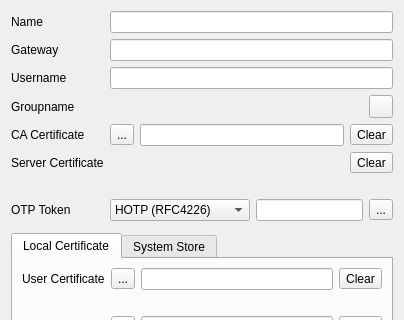
Qt form src/dialog/editdialog.ui (openconnect/openconnect-gui) before a commit; both pictures show x 0 to 404 and y 0 to 320 of the 404 by 497 pixel window.
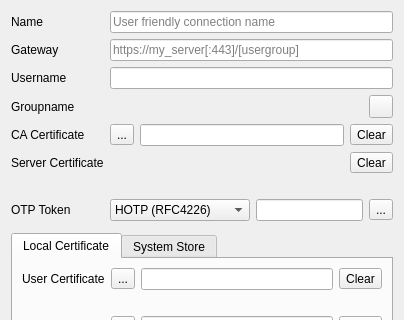
The same form after that commit. Icons and pictures are not drawn.

Commit message: Add 'usergroup' hint to gateway input (close #30)

```diff
--- a/src/dialog/editdialog.ui
+++ b/src/dialog/editdialog.ui
@@ -28,6 +28,9 @@
        <property name="toolTip">
         <string>This is a friendly name to distinguish the connection</string>
        </property>
+       <property name="placeholderText">
+        <string>User friendly connection name</string>
+       </property>
       </widget>
      </item>
      <item row="2" column="0">
@@ -48,6 +51,9 @@
        <property name="whatsThis">
         <string/>
        </property>
+       <property name="placeholderText">
+        <string>https://my_server[:443]/[usergroup]</string>
+       </property>
       </widget>
      </item>
      <item row="3" column="0">
```
